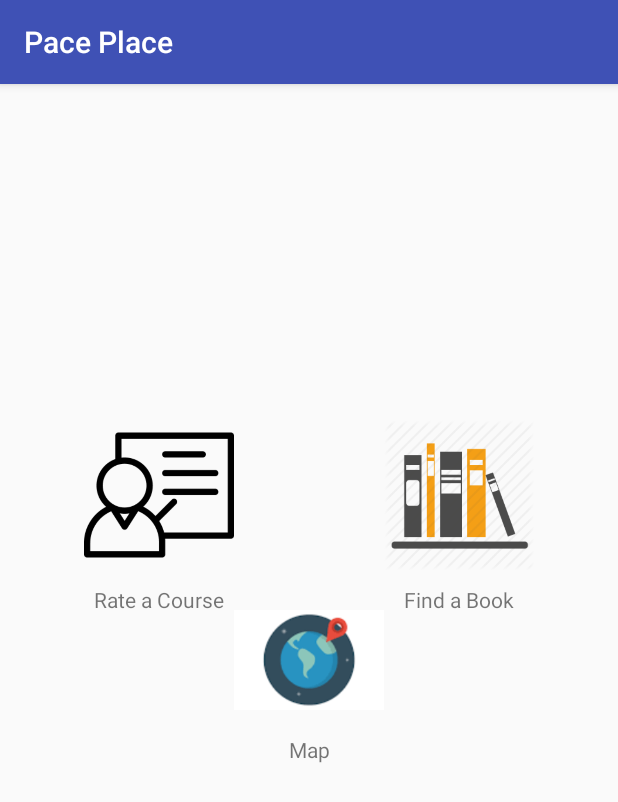
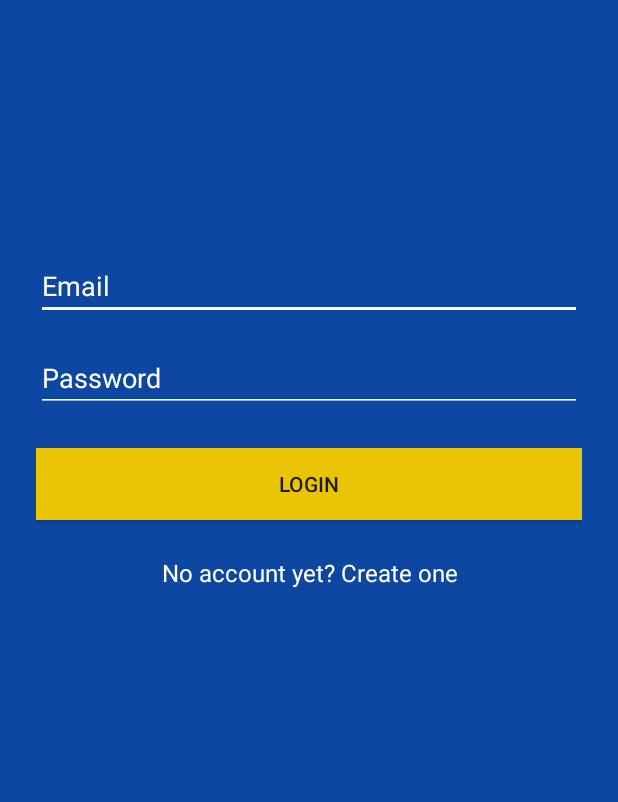
Before and after one commit to dpetryuk/PacePlace, an Android app: the screen it shows after launch (IconScreenActivity before the commit, LoginActivity after it), on a phone screen of 412 x 824 dp. Shown: the top 802 px of the screen. Run offline under Robolectric (Android 15) with nearby library versions, the phone set to English and light mode, and no system bars.

Commit message:
Added Login And Signup

```diff
--- a/PacePlace/app/build.gradle
+++ b/PacePlace/app/build.gradle
@@ -4,7 +4,7 @@ android {
     compileSdkVersion 26
     defaultConfig {
         applicationId "com.example.daniel.paceplace"
-        minSdkVersion 19
+        minSdkVersion 21
         targetSdkVersion 26
         versionCode 1
         versionName "1.0"
@@ -21,6 +21,7 @@ android {
 dependencies {
     implementation fileTree(dir: 'libs', include: ['*.jar'])
     implementation 'com.android.support:appcompat-v7:26.1.0'
+    compile 'com.android.support:design:26.1.0'
     implementation 'com.android.support.constraint:constraint-layout:1.1.0'
     testImplementation 'junit:junit:4.12'
     androidTestImplementation 'com.android.support.test:runner:1.0.1'
--- a/PacePlace/app/src/main/AndroidManifest.xml
+++ b/PacePlace/app/src/main/AndroidManifest.xml
@@ -9,14 +9,16 @@
         android:roundIcon="@mipmap/ic_launcher_round"
         android:supportsRtl="true"
         android:theme="@style/AppTheme">
-        <activity android:name=".IconScreenActivity">
+        <activity android:name=".LoginActivity" android:theme="@style/AppTheme.NoActionBar">
             <intent-filter>
                 <action android:name="android.intent.action.MAIN" />
 
                 <category android:name="android.intent.category.LAUNCHER" />
             </intent-filter>
         </activity>
-        <activity android:name=".MapActivity"></activity>
+        <activity android:name=".SignupActivity" android:theme="@style/AppTheme.NoActionBar" />
+        <activity android:name=".MapActivity"/>
+        <activity android:name=".IconScreenActivity" android:theme="@style/AppTheme.NoActionBar"/>
     </application>
 
 </manifest>
--- a/PacePlace/app/src/main/java/com/example/daniel/paceplace/IconScreenActivity.java
+++ b/PacePlace/app/src/main/java/com/example/daniel/paceplace/IconScreenActivity.java
@@ -5,10 +5,11 @@ import android.support.v7.app.AppCompatActivity;
 import android.os.Bundle;
 import android.view.View;
 import android.widget.ImageView;
+import android.widget.RelativeLayout;
 
 public class IconScreenActivity extends AppCompatActivity {
 
-    ImageView mapIcon;
+    RelativeLayout mapLayout;
 
     @Override
     protected void onCreate(Bundle savedInstanceState) {
@@ -20,9 +21,9 @@ public class IconScreenActivity extends AppCompatActivity {
 
     private void setIconClickListeners(){
 
-        mapIcon = findViewById(R.id.mapImage);
+        mapLayout = findViewById(R.id.mapLayout);
 
-        mapIcon.setOnClickListener(new View.OnClickListener() {
+        mapLayout.setOnClickListener(new View.OnClickListener() {
             @Override
             public void onClick(View view) {
                 Intent intent = new Intent(IconScreenActivity.this, MapActivity.class);
--- a/PacePlace/app/src/main/res/layout/activity_icon_screen.xml
+++ b/PacePlace/app/src/main/res/layout/activity_icon_screen.xml
@@ -1,66 +1,110 @@
 <?xml version="1.0" encoding="utf-8"?>
-<RelativeLayout xmlns:android="http://schemas.android.com/apk/res/android"
+<LinearLayout xmlns:android="http://schemas.android.com/apk/res/android"
     xmlns:app="http://schemas.android.com/apk/res-auto"
     xmlns:tools="http://schemas.android.com/tools"
     android:id="@+id/iconLayout"
     android:layout_width="match_parent"
     android:layout_height="match_parent"
-    tools:context="com.example.daniel.paceplace.IconScreenActivity">
+    tools:context="com.example.daniel.paceplace.IconScreenActivity"
+    android:fillViewport="true"
+    android:fitsSystemWindows="true"
+    android:orientation="vertical"
+    android:weightSum="3">
+
+    <RelativeLayout
+        android:id="@+id/mapLayout"
+        android:layout_width="match_parent"
+        android:layout_height="150dp"
+        android:layout_weight="1"
+        android:background="@color/colorPrimary"
+        android:clickable="true"
+        android:focusable="true">
 
         <ImageView
             android:id="@+id/mapImage"
             android:layout_width="100dp"
             android:layout_height="100dp"
-        android:layout_centerHorizontal="true"
+            android:layout_alignParentStart="true"
             android:layout_centerVertical="true"
-        android:src="@drawable/map_icon" />
+            android:layout_marginStart="25dp"
+            android:src="@android:drawable/ic_menu_mapmode" />
+
+        <TextView
+            android:id="@+id/mapTitle"
+            android:layout_width="wrap_content"
+            android:layout_height="wrap_content"
+            android:layout_centerVertical="true"
+            android:layout_marginStart="88dp"
+            android:layout_toEndOf="@+id/mapImage"
+            android:gravity="center"
+            android:text="@string/map_title"
+            android:textColor="@color/logoSecondary"
+            android:textSize="30sp" />
+
+    </RelativeLayout>
+
+    <RelativeLayout
+        android:id="@+id/bookFinderLayout"
+        android:layout_width="match_parent"
+        android:layout_height="150dp"
+        android:layout_weight="1"
+        android:background="@color/colorPrimaryMed"
+        android:clickable="true"
+        android:focusable="true">
+
+        <ImageView
+            android:id="@+id/libraryimage"
+            android:layout_width="100dp"
+            android:layout_height="100dp"
+            android:layout_alignParentStart="true"
+            android:layout_centerVertical="true"
+            android:layout_marginStart="25dp"
+            android:src="@drawable/library_icon" />
+
+        <TextView
+            android:id="@+id/bookFinderTitle"
+            android:layout_width="wrap_content"
+            android:layout_height="wrap_content"
+            android:layout_centerVertical="true"
+            android:layout_marginStart="50dp"
+            android:layout_toEndOf="@+id/libraryimage"
+            android:gravity="center"
+            android:text="@string/book_finder_title"
+            android:textColor="@color/logoSecondary"
+            android:textSize="30sp"/>
+
+    </RelativeLayout>
+
+    <RelativeLayout
+        android:id="@+id/courseRaterLayout"
+        android:layout_width="match_parent"
+        android:layout_height="150dp"
+        android:layout_weight="1"
+        android:background="@color/colorPrimaryLight"
+        android:clickable="true"
+        android:focusable="true">
 
         <ImageView
             android:id="@+id/courseRaterImage"
             android:layout_width="100dp"
             android:layout_height="100dp"
-        android:layout_above="@+id/mapImage"
-        android:layout_marginBottom="10dp"
-        android:layout_toStartOf="@+id/mapImage"
-        android:src="@drawable/course_rater_icon" />
-
-    <ImageView
-        android:id="@+id/libraryimage"
-        android:layout_width="100dp"
-        android:layout_height="100dp"
-        android:layout_alignTop="@+id/courseRaterImage"
-        android:layout_toEndOf="@+id/mapImage"
-        android:src="@drawable/library_icon" />
-
-    <TextView
-        android:id="@+id/mapTitle"
-        android:layout_width="wrap_content"
-        android:layout_height="wrap_content"
-        android:layout_alignEnd="@+id/mapImage"
-        android:layout_alignStart="@+id/mapImage"
-        android:layout_below="@+id/mapImage"
-        android:gravity="center"
-        android:text="@string/map_title" />
+            android:layout_alignParentStart="true"
+            android:layout_centerVertical="true"
+            android:layout_marginStart="25dp"
+            android:src="@drawable/course_rater_icon"
+            android:tint="@android:color/darker_gray" />
 
         <TextView
             android:id="@+id/courseRaterTitle"
             android:layout_width="wrap_content"
             android:layout_height="wrap_content"
-        android:layout_alignStart="@+id/courseRaterImage"
-        android:layout_alignTop="@+id/mapImage"
-        android:layout_toStartOf="@+id/mapImage"
+            android:layout_alignParentEnd="true"
+            android:layout_centerVertical="true"
+            android:layout_marginEnd="28dp"
             android:gravity="center"
-        android:text="@string/course_rater_title" />
-
-    <TextView
-        android:id="@+id/bookFinderTitle"
-        android:layout_width="wrap_content"
-        android:layout_height="wrap_content"
-        android:layout_alignEnd="@+id/libraryimage"
-        android:layout_alignTop="@+id/mapImage"
-        android:layout_toEndOf="@+id/mapImage"
-        android:text="@string/book_finder_title"
-        android:gravity="center"/>
-
+            android:text="@string/course_rater_title"
+            android:textColor="@color/logoSecondary"
+            android:textSize="30sp" />
 
     </RelativeLayout>
+</LinearLayout>
--- /dev/null
+++ b/PacePlace/app/src/main/res/layout/activity_login.xml
@@ -0,0 +1,79 @@
+<?xml version="1.0" encoding="utf-8"?>
+<ScrollView xmlns:android="http://schemas.android.com/apk/res/android"
+    android:layout_width="match_parent"
+    android:layout_height="match_parent"
+    android:fillViewport="true"
+    android:fitsSystemWindows="true">
+
+    <LinearLayout
+        android:layout_width="match_parent"
+        android:layout_height="wrap_content"
+        android:orientation="vertical"
+        android:paddingLeft="24dp"
+        android:paddingRight="24dp"
+        android:paddingTop="56dp"
+        android:background="@color/colorPrimary">
+
+        <ImageView
+            android:layout_width="wrap_content"
+            android:layout_height="72dp"
+            android:layout_gravity="center_horizontal"
+            android:layout_marginBottom="24dp"
+             />
+
+        <!-- Email Label -->
+        <android.support.design.widget.TextInputLayout
+            android:layout_width="match_parent"
+            android:layout_height="wrap_content"
+            android:layout_marginBottom="8dp"
+            android:layout_marginTop="8dp" />
+
+        <EditText
+            android:id="@+id/input_email"
+            android:layout_width="match_parent"
+            android:layout_height="wrap_content"
+            android:backgroundTint="@android:color/background_light"
+            android:hint="Email"
+            android:inputType="textEmailAddress"
+            android:textColorHint="@android:color/background_light" />
+
+
+        <!-- Password Label -->
+        <android.support.design.widget.TextInputLayout
+            android:layout_width="match_parent"
+            android:layout_height="wrap_content"
+            android:layout_marginBottom="8dp"
+            android:layout_marginTop="8dp" />
+
+        <EditText
+            android:id="@+id/input_password"
+            android:layout_width="match_parent"
+            android:layout_height="wrap_content"
+            android:backgroundTint="@android:color/background_light"
+            android:hint="Password"
+            android:inputType="textPassword"
+            android:textColorHint="@android:color/background_light" />
+
+
+        <android.support.v7.widget.AppCompatButton
+            android:id="@+id/btn_login"
+            android:layout_width="fill_parent"
+            android:layout_height="wrap_content"
+            android:layout_marginBottom="24dp"
+            android:layout_marginTop="24dp"
+            android:padding="12dp"
+            android:text="Login"
+            android:background="@color/logoSecondary"/>
+
+        <TextView
+            android:id="@+id/link_signup"
+            android:layout_width="fill_parent"
+            android:layout_height="wrap_content"
+            android:layout_marginBottom="24dp"
+            android:gravity="center"
+            android:text="No account yet? Create one"
+            android:textColor="@android:color/background_light"
+            android:textSize="16dip" />
+
+    </LinearLayout>
+</ScrollView>
--- a/PacePlace/app/src/main/res/values/colors.xml
+++ b/PacePlace/app/src/main/res/values/colors.xml
@@ -1,6 +1,10 @@
 <?xml version="1.0" encoding="utf-8"?>
 <resources>
-    <color name="colorPrimary">#3F51B5</color>
+    <color name="colorPrimary">#0D47A1</color>
+    <color name="colorPrimaryMed">#1565C0</color>
+    <color name="colorPrimaryLight">#1976D2</color>
     <color name="colorPrimaryDark">#303F9F</color>
     <color name="colorAccent">#FF4081</color>
+    <color name="logoSecondary">#EAC505</color>
+    <color name="hint">#d9d8d2</color>
 </resources>
```
Also changed, not shown: PacePlace/app/src/main/java/com/example/daniel/paceplace/LoginActivity.java (added, +145 -0 lines), PacePlace/app/src/main/java/com/example/daniel/paceplace/SignupActivity.java (added, +132 -0 lines), PacePlace/app/src/main/res/layout/activity_signup.xml (added, +96 -0 lines). Lines whose indentation alone changed are shown as unchanged.
